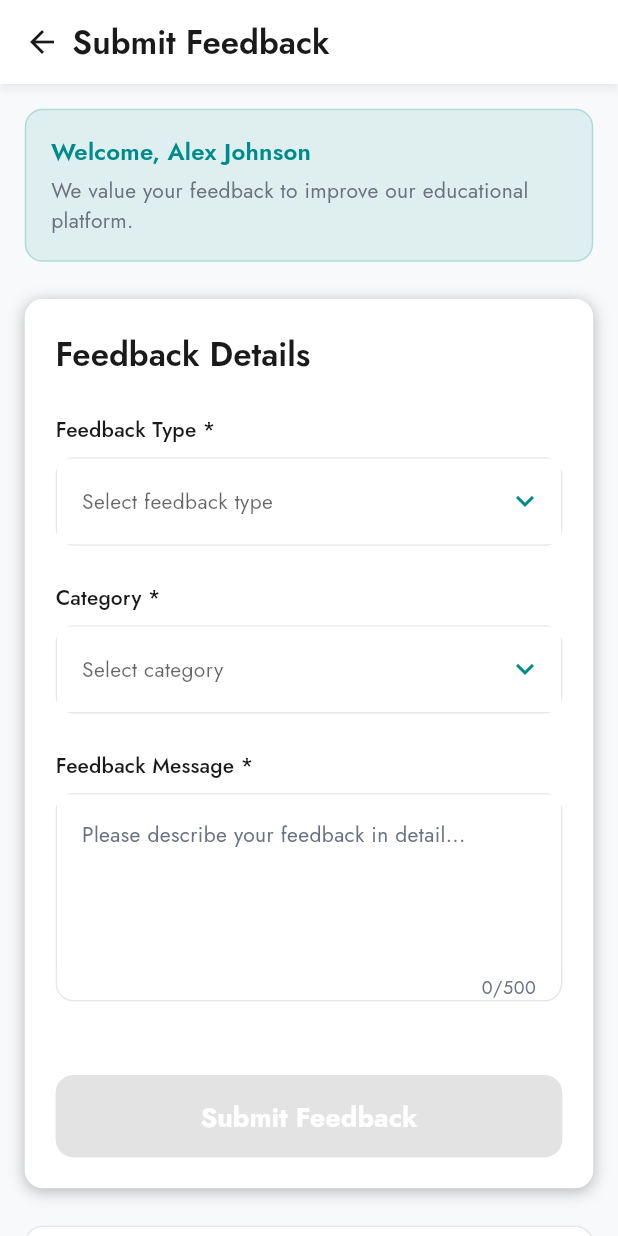
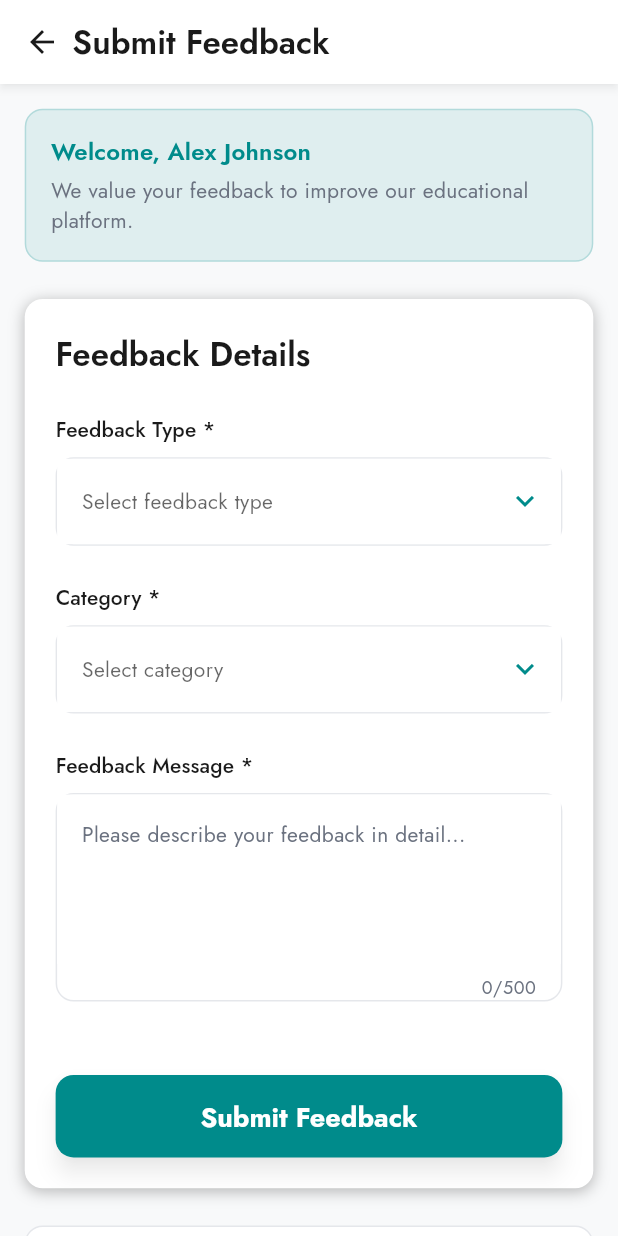
Before and after one commit to Sii-fu/knowble, a Flutter app: the FeedbackFormScreen screen opened by its route, on a phone screen of 412 x 824 dp. Run offline on Flutter 3.47's test engine with Material 3 defaults, Android fonts, the phone set to English and light mode, and no system bars; our stand-ins replace device_info_plus, file_picker, fl_chart, fluttertoast, image_picker, shared_preferences and 3 more; missing offline and left inert: flutter_pdfview, mailer, markdown_widget; accounts and stored records are empty.

Commit message:
feedback page UI complete finally

```diff
--- a/lib/features/student/feedback pages/feedback_form_screen.dart
+++ b/lib/features/student/feedback pages/feedback_form_screen.dart
@@ -51,7 +51,9 @@ class _FeedbackFormScreenState extends State<FeedbackFormScreen> {
   }
 
   bool get _isFormValid {
-    return _messageController.text.trim().isNotEmpty;
+    return _selectedFeedbackType != null &&
+        _selectedCategory != null &&
+        _messageController.text.trim().isNotEmpty;
   }
 
   void _validateForm() {
@@ -258,6 +260,7 @@ class _FeedbackFormScreenState extends State<FeedbackFormScreen> {
       ),
       body: SafeArea(
         child: SingleChildScrollView(
+          child: Padding(
             padding: EdgeInsets.all(4.w),
             child: Form(
               key: _formKey,
@@ -428,6 +431,7 @@ class _FeedbackFormScreenState extends State<FeedbackFormScreen> {
             ),
           ),
         ),
+      ),
     );
   }
 }
--- a/lib/features/student/feedback pages/widgets/submit_button.dart
+++ b/lib/features/student/feedback pages/widgets/submit_button.dart
@@ -21,11 +21,9 @@ class SubmitButton extends StatelessWidget {
       height: 55,
       margin: EdgeInsets.only(top: 16),
       child: ElevatedButton(
-        onPressed: isEnabled && !isLoading ? onPressed : null,
+        onPressed: isLoading ? null : onPressed,
         style: ElevatedButton.styleFrom(
-          backgroundColor: isEnabled
-              ? AppTheme.primaryTeal
-              : AppTheme.textSecondary.withOpacity(0.4),
+          backgroundColor: AppTheme.primaryTeal,
           foregroundColor: Colors.white,
           elevation: 6.0,
           shadowColor: Colors.black38,
```
Also changed, not shown: lib/features/common/screens/settings_page.dart (+6 -1 lines), lib/features/student/feedback pages/feedback_history_screen.dart (+1 -12 lines). Lines whose indentation alone changed are shown as unchanged.
